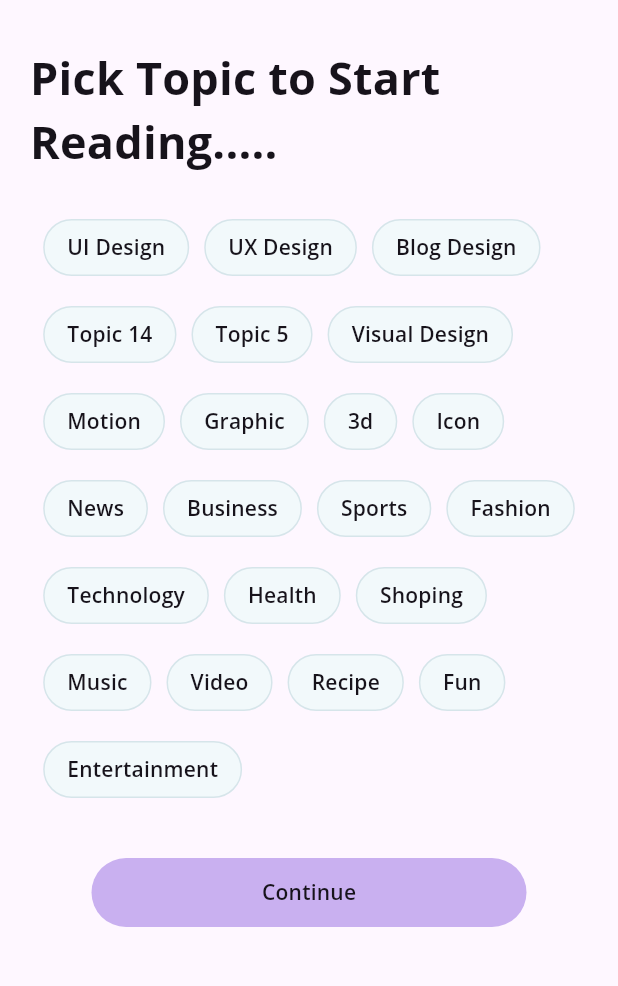
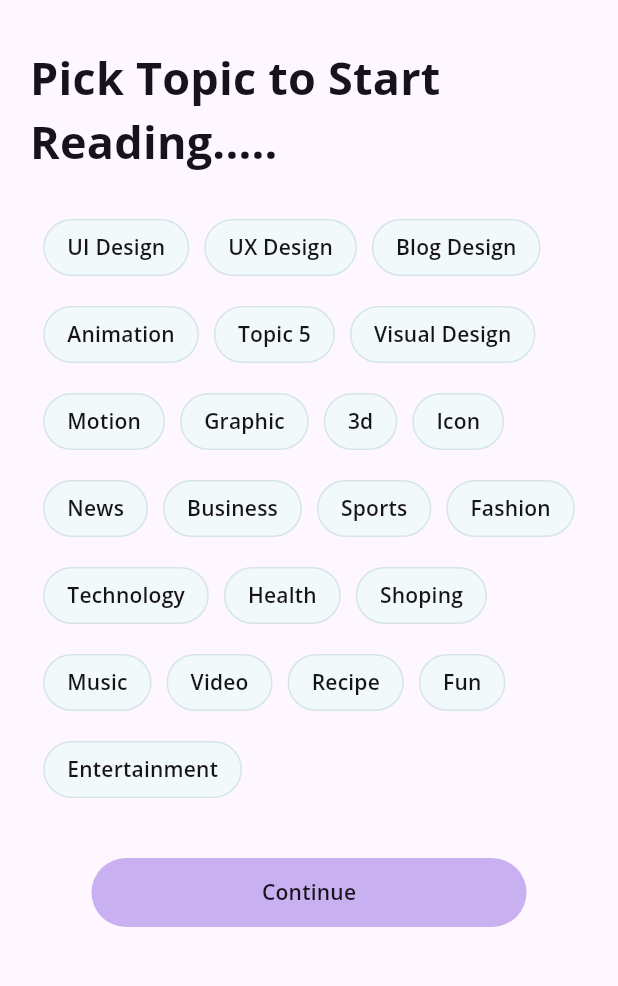
Before and after one commit to riyad-from-space/article_social_media, a Flutter app: the screen it shows after launch, on a phone screen of 412 x 824 dp, the part 150-1136 px from its top. Run offline on Flutter 3.47's test engine with Material 3 defaults, Android fonts, the phone set to English and light mode, and no system bars; our stand-ins replace google_fonts, pin_code_fields.

Commit message:
topic name changed topic 14 to animation

```diff
--- a/lib/views/screens/topic_screen/topic_selection.dart
+++ b/lib/views/screens/topic_screen/topic_selection.dart
@@ -16,7 +16,7 @@ class _SelectionTopicState extends State<SelectionTopic> {
     'UI Design',
     'UX Design',
     'Blog Design',
-    'Topic 14',
+    'Animation',
     'Topic 5',
     'Visual Design',
     'Motion',
```
